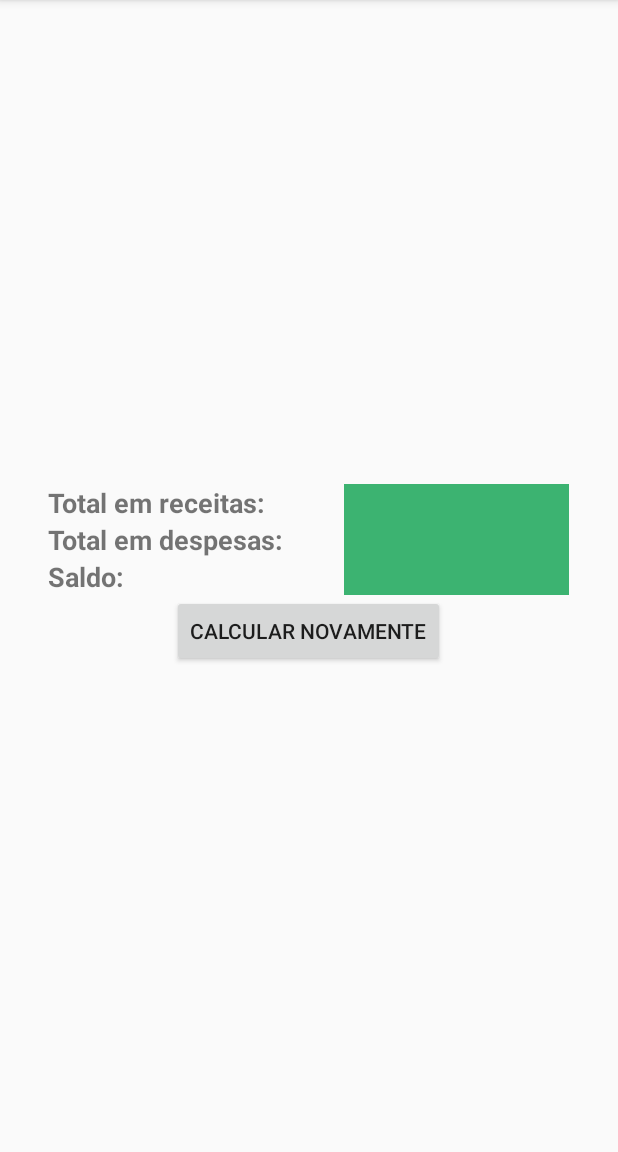
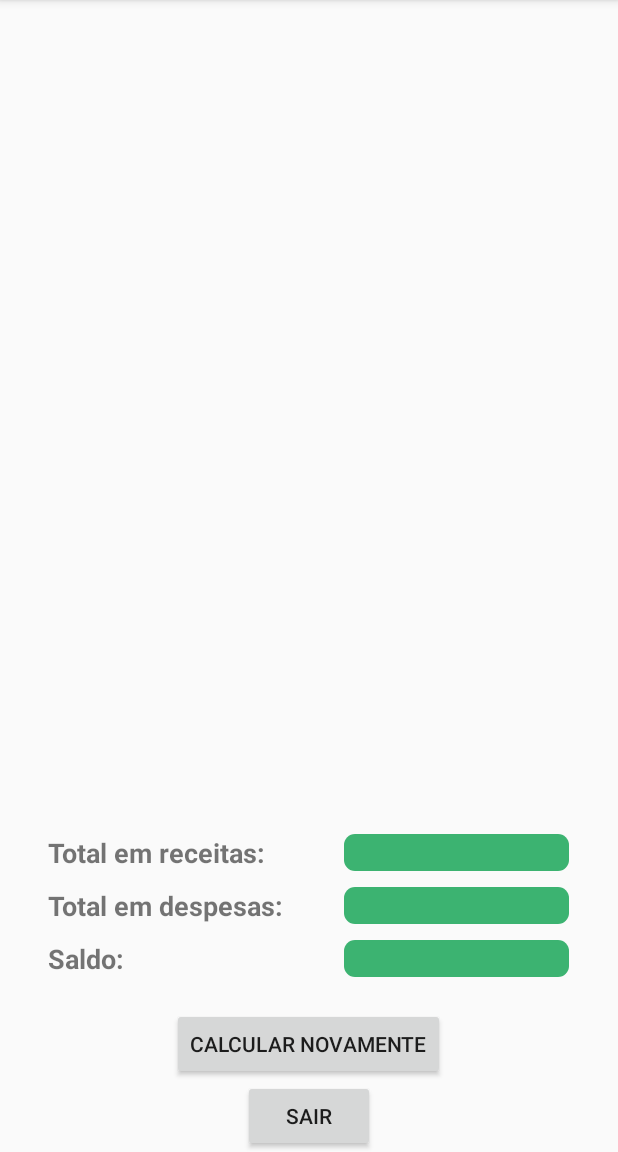
Before and after one commit to MauroTi/OrcamentoDomestico, an Android app: the Main3Activity screen opened directly, with no data from a screen before it, on a phone screen of 412 x 824 dp, the part 84-1236 px from its top. Run offline under Robolectric (Android 15) with nearby library versions, the phone set to English and light mode, and no system bars; 12 statements that could not run were skipped.

Commit message:
Cores e formato campos Main3

```diff
--- a/app/src/main/java/com/example/orcamentodomestico/Main3Activity.java
+++ b/app/src/main/java/com/example/orcamentodomestico/Main3Activity.java
@@ -37,21 +37,31 @@ public class Main3Activity extends AppCompatActivity {
     String saidaDespesas = dfDespesas.format(despesaDouble);
     tvDespesas.setText(saidaDespesas);
     if (despesaDouble < 0) {
-      tvDespesas.setBackgroundColor(Color.parseColor("#FF4500"));
+      tvDespesas.setBackgroundResource(R.drawable.rounded_corner_main3_red);
+      tvDespesas.setTextColor(Color.BLACK);
+
     } else {
-      tvDespesas.setBackgroundColor(Color.parseColor("#3CB371"));
+      //tvDespesas.setBackgroundColor(Color.parseColor("#3CB371"));
+      tvDespesas.setBackgroundResource(R.drawable.rounded_corner_main3_green);
+      tvDespesas.setTextColor(Color.BLACK);
     }
 
+
     if (receitaDouble < 0) {
-      tvReceitas.setBackgroundColor(Color.parseColor("#FF4500"));
+      tvReceitas.setBackgroundResource(R.drawable.rounded_corner_main3_red);
+      tvReceitas.setTextColor(Color.BLACK);
     } else {
-      tvReceitas.setBackgroundColor(Color.parseColor("#3CB371"));
+      tvReceitas.setBackgroundResource(R.drawable.rounded_corner_main3_green);
+      tvReceitas.setTextColor(Color.BLACK);
     }
 
     if (resultadoDouble < 0) {
-      tvSaldo.setBackgroundColor(Color.parseColor("#FF4500"));
+      tvSaldo.setBackgroundResource(R.drawable.rounded_corner_main3_red);
+      tvSaldo.setTextColor(Color.BLACK);
     } else {
-      tvSaldo.setBackgroundColor(Color.parseColor("#3CB371"));
+      tvSaldo.setBackgroundResource(R.drawable.rounded_corner_main3_green);
+      tvSaldo.setTextColor(Color.BLACK);
+
     }
 
     DecimalFormat dfReceitas = new DecimalFormat("R$ ,##0.00");
@@ -68,6 +78,9 @@ public class Main3Activity extends AppCompatActivity {
     startActivity(intent);
   }
 
+  public void sair(View view) {
+    finishAffinity();
+  }
 
   // Intent intent = new Intent(Main2Activity.this, Main4Activity.class);
   // startActivity(intent);
--- /dev/null
+++ b/app/src/main/res/drawable/rounded_corner_main3_green.xml
@@ -0,0 +1,9 @@
+<?xml version="1.0" encoding="utf-8"?>
+
+<shape xmlns:android="http://schemas.android.com/apk/res/android">
+    <corners android:radius="7dp" />
+    <solid android:color="#3CB371" />
+    <stroke
+
+        />
+</shape>
--- /dev/null
+++ b/app/src/main/res/drawable/rounded_corner_main3_red.xml
@@ -0,0 +1,7 @@
+<?xml version="1.0" encoding="utf-8"?>
+
+<shape xmlns:android="http://schemas.android.com/apk/res/android">
+    <corners android:radius="7dp" />
+    <solid android:color="#FF4500" />
+    <stroke />
+</shape>
--- a/app/src/main/res/layout/activity_main3.xml
+++ b/app/src/main/res/layout/activity_main3.xml
@@ -10,8 +10,12 @@
     <LinearLayout
         android:layout_width="match_parent"
         android:layout_height="match_parent"
-        android:gravity="center"
+        android:gravity="bottom|center"
         android:orientation="vertical">
+
+        <ListView
+            android:layout_width="match_parent"
+            android:layout_height="wrap_content" />
 
         <LinearLayout
             android:layout_width="match_parent"
@@ -29,6 +33,8 @@
                     android:id="@+id/textView3"
                     android:layout_width="wrap_content"
                     android:layout_height="wrap_content"
+                    android:layout_marginTop="5dp"
+                    android:layout_marginBottom="5dp"
                     android:layout_weight="1"
                     android:text="Total em receitas:"
                     android:textSize="18sp"
@@ -38,6 +44,8 @@
                     android:id="@+id/textView4"
                     android:layout_width="wrap_content"
                     android:layout_height="wrap_content"
+                    android:layout_marginTop="5dp"
+                    android:layout_marginBottom="5dp"
                     android:layout_weight="1"
                     android:text="Total em despesas:"
                     android:textSize="18sp"
@@ -48,6 +56,8 @@
                     android:id="@+id/textView5"
                     android:layout_width="wrap_content"
                     android:layout_height="wrap_content"
+                    android:layout_marginTop="5dp"
+                    android:layout_marginBottom="5dp"
                     android:layout_weight="1"
                     android:text="Saldo:"
                     android:textSize="18sp"
@@ -64,44 +74,79 @@
                     android:id="@+id/receitaFinal"
                     android:layout_width="150dp"
                     android:layout_height="wrap_content"
+                    android:layout_marginTop="5dp"
+                    android:layout_marginBottom="5dp"
                     android:layout_weight="1"
+                    android:background="@drawable/rounded_corner_main3_green"
+                    android:gravity="center"
                     android:textSize="18sp"
                     android:textStyle="bold"
-                    android:background="@drawable/rounded_corner" />
+                    android:visibility="visible"
+                    tools:visibility="visible" />
 
                 <TextView
                     android:id="@+id/despesaFinal"
                     android:layout_width="150dp"
                     android:layout_height="wrap_content"
+                    android:layout_marginTop="5dp"
+                    android:layout_marginBottom="5dp"
                     android:layout_weight="1"
+                    android:background="@drawable/rounded_corner"
+                    android:gravity="center"
                     android:textSize="18sp"
-                    android:textStyle="bold"
-                    android:background="@drawable/rounded_corner" />
+                    android:textStyle="bold" />
 
                 <TextView
                     android:id="@+id/saldoFinal"
                     android:layout_width="150dp"
                     android:layout_height="wrap_content"
+                    android:layout_marginTop="5dp"
+                    android:layout_marginBottom="5dp"
                     android:layout_weight="1"
+                    android:background="@drawable/rounded_corner"
+                    android:gravity="center"
                     android:textSize="18sp"
-                    android:textStyle="bold"
-                    android:background="@drawable/rounded_corner" />
+                    android:textStyle="bold" />
             </LinearLayout>
 
         </LinearLayout>
 
         <LinearLayout
-            android:layout_width="wrap_content"
+            android:layout_width="match_parent"
             android:layout_height="wrap_content"
-            android:orientation="horizontal">
+            android:layout_gravity="bottom"
+            android:gravity="bottom|center"
+            android:orientation="vertical">
 
-            <Button
-                android:id="@+id/btnVoltar"
+            <LinearLayout
                 android:layout_width="wrap_content"
                 android:layout_height="wrap_content"
-                android:layout_weight="1"
-                android:text="Calcular novamente"
-                android:onClick="voltar" />
+                android:orientation="horizontal">
+
+                <Button
+                    android:id="@+id/btnVoltar"
+                    android:layout_width="wrap_content"
+                    android:layout_height="wrap_content"
+                    android:layout_marginTop="15dp"
+                    android:layout_weight="1"
+                    android:onClick="voltar"
+                    android:text="Calcular novamente" />
+            </LinearLayout>
+
+            <LinearLayout
+                android:layout_width="wrap_content"
+                android:layout_height="wrap_content"
+                android:orientation="horizontal">
+
+                <Button
+                    android:id="@+id/btnSair"
+                    android:layout_width="wrap_content"
+                    android:layout_height="wrap_content"
+                    android:layout_weight="1"
+                    android:onClick="sair"
+                    android:text="Sair" />
+            </LinearLayout>
+
         </LinearLayout>
 
     </LinearLayout>
--- a/app/src/main/res/layout/activity_main4.xml
+++ b/app/src/main/res/layout/activity_main4.xml
@@ -84,6 +84,7 @@
                         android:ems="10"
                         android:gravity="center"
                         android:hint="R$ 0,00"
+                        android:text="R$ 0,00"
                         android:inputType="numberDecimal"
                         android:textSize="18sp"
                         android:visibility="visible"
```
Also changed, not shown: app/src/main/java/com/example/orcamentodomestico/Main2Activity.java (+13 -6 lines), app/src/main/java/com/example/orcamentodomestico/Main4Activity.java (+7 -4 lines), app/src/main/java/com/example/orcamentodomestico/MainActivity.java (+26 -7 lines), app/src/main/res/drawable/rounded_corner_inferior.xml (deleted, +0 -13 lines), app/src/main/res/layout/activity_main2.xml (+6 -3 lines), 1 other file.
